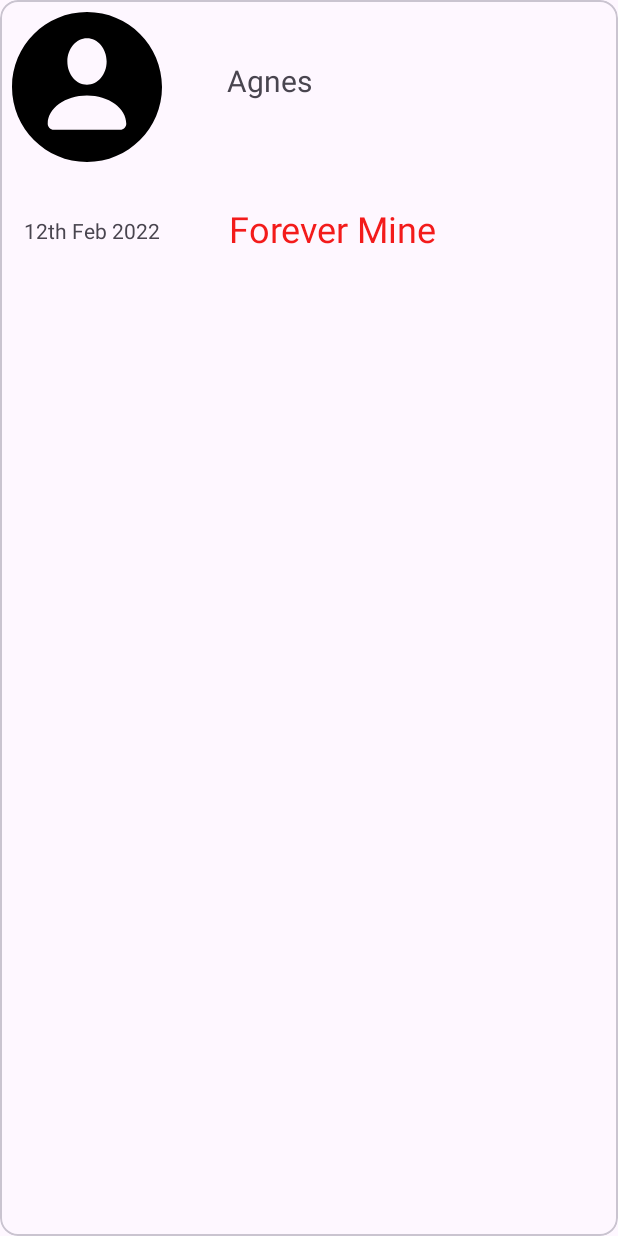
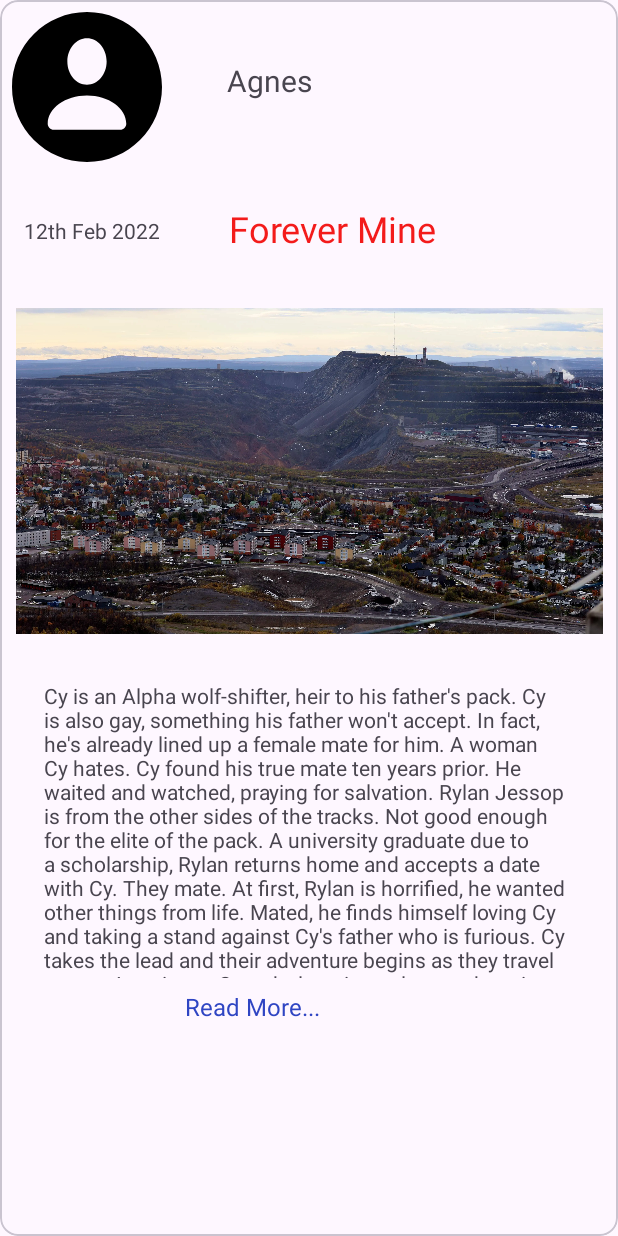
Before and after one commit to Agnes-Ajema/blog-reader, an Android app: the layout blog_card.xml on its own in the app's theme, with its tools: preview values and no code run, on a phone screen of 412 x 824 dp. Run offline under Robolectric (Android 15) with nearby library versions, the phone set to English and light mode, and no system bars.

Commit message:
add files

```diff
--- a/app/src/main/res/layout/blog_card.xml
+++ b/app/src/main/res/layout/blog_card.xml
@@ -61,5 +61,43 @@
             app:layout_constraintStart_toStartOf="parent"
             app:layout_constraintTop_toBottomOf="@+id/tvAvatar"
             app:layout_constraintVertical_bias="1.0" />
+
+        <ImageView
+            android:id="@+id/tvImage"
+            android:layout_width="391dp"
+            android:layout_height="248dp"
+            android:layout_marginStart="8dp"
+            android:layout_marginTop="16dp"
+            android:layout_marginEnd="8dp"
+            app:layout_constraintEnd_toEndOf="parent"
+            app:layout_constraintStart_toStartOf="parent"
+            app:layout_constraintTop_toBottomOf="@+id/tvBookTitle"
+            app:srcCompat="@drawable/pic" />
+
+        <TextView
+            android:id="@+id/tvPreview"
+            android:layout_width="353dp"
+            android:layout_height="198dp"
+            android:layout_marginStart="16dp"
+            android:layout_marginTop="16dp"
+            android:layout_marginEnd="16dp"
+            android:text="Cy is an Alpha wolf-shifter, heir to his father's pack. Cy is also gay, something his father won't accept. In fact, he's already lined up a female mate for him. A woman Cy hates. Cy found his true mate ten years prior. He waited and watched, praying for salvation. Rylan Jessop is from the other sides of the tracks. Not good enough for the elite of the pack. A university graduate due to a scholarship, Rylan returns home and accepts a date with Cy. They mate. At first, Rylan is horrified, he wanted other things from life. Mated, he finds himself loving Cy and taking a stand against Cy's father who is furious. Cy takes the lead and their adventure begins as they travel across America to Canada, learning to love and getting to know each other.Will they get their 'Happy Ever After'?This is the first novella in a series called 'Forever Mine'. Mature content due to a new LGBT relationship"
+            app:layout_constraintEnd_toEndOf="parent"
+            app:layout_constraintStart_toStartOf="parent"
+            app:layout_constraintTop_toBottomOf="@+id/tvImage" />
+
+        <TextView
+            android:id="@+id/tvLink"
+            android:layout_width="165dp"
+            android:layout_height="36dp"
+            android:layout_marginStart="16dp"
+            android:layout_marginTop="8dp"
+            android:layout_marginEnd="16dp"
+            android:text="Read More..."
+            android:textColor="#2F45C3"
+            android:textSize="16sp"
+            app:layout_constraintEnd_toEndOf="parent"
+            app:layout_constraintStart_toStartOf="parent"
+            app:layout_constraintTop_toBottomOf="@+id/tvPreview" />
     </androidx.constraintlayout.widget.ConstraintLayout>
 </com.google.android.material.card.MaterialCardView>
```
Also changed, not shown: app/src/main/java/com/example/blogreader/Author.kt (added, +11 -0 lines), app/src/main/java/com/example/blogreader/BlogAdapter.kt (added, +32 -0 lines), app/src/main/res/drawable/pic.webp (added).
